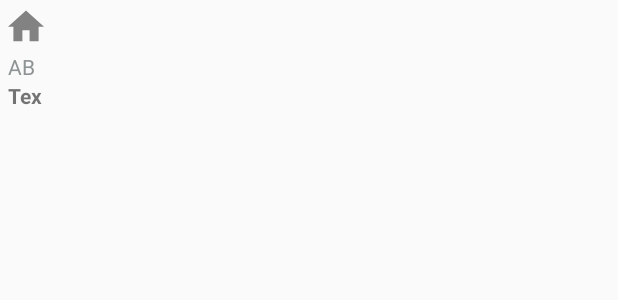
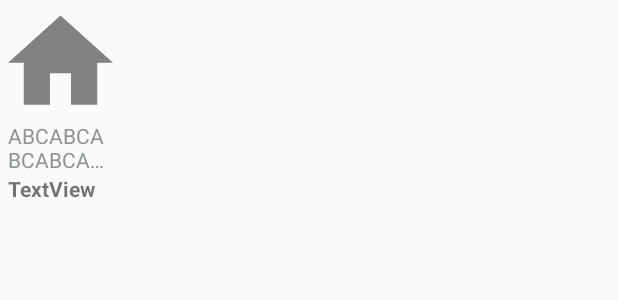
Before and after one commit to mthu1006/TikiHomeTest, an Android app: the layout item_deal.xml on its own in the app's theme, with its tools: preview values and no code run, on a phone screen of 412 x 824 dp. Shown: the top 300 px of the screen. Run offline under Robolectric (Android 15) with nearby library versions, the phone set to English and light mode, and no system bars.

```diff
--- a/HomeTestJava/app/src/main/java/vn/thudlm/hometestjava/adapters/DealAdapter.java
+++ b/HomeTestJava/app/src/main/java/vn/thudlm/hometestjava/adapters/DealAdapter.java
@@ -54,7 +54,7 @@ public class DealAdapter extends RecyclerView.Adapter<DealAdapter.MyViewHolder>
     public void onBindViewHolder(final MyViewHolder holder, final int position) {
         Deal deal = list.get(position);
         holder.name.setText(deal.getName());
-        holder.price.setText(AppUtils.addDotToNumber(deal.getPrice()));
+        holder.price.setText(AppUtils.addDotToNumber(deal.getPrice()) + " đ");
         if(!Validation.checkNullOrEmpty(deal.getImg()))
             Glide.with(context).load(deal.getImg()).apply(new RequestOptions().placeholder(R.drawable.ic_launcher_foreground).error(R.drawable.ic_launcher_foreground))
                     .into(holder.img);
--- a/HomeTestJava/app/src/main/res/layout/item_deal.xml
+++ b/HomeTestJava/app/src/main/res/layout/item_deal.xml
@@ -10,8 +10,8 @@
 
     <ImageView
         android:id="@+id/img_deal"
-        android:layout_width="wrap_content"
-        android:layout_height="wrap_content"
+        android:layout_width="@dimen/space70"
+        android:layout_height="@dimen/space70"
         android:layout_centerHorizontal="true"
         android:background="@android:color/transparent"
         android:focusable="true"
@@ -25,9 +25,10 @@
         android:layout_height="wrap_content"
         android:layout_centerHorizontal="true"
         android:layout_marginTop="@dimen/space5"
+        android:ellipsize="end"
+        android:minLines="2"
         android:maxLines="2"
-        android:ellipsize="end"
-        android:text="ABC"
+        android:text="ABCABCABCABCABCABC"
         android:textAlignment="viewStart"
         android:textColor="@color/darkGray"
         android:textSize="14sp" />
```
